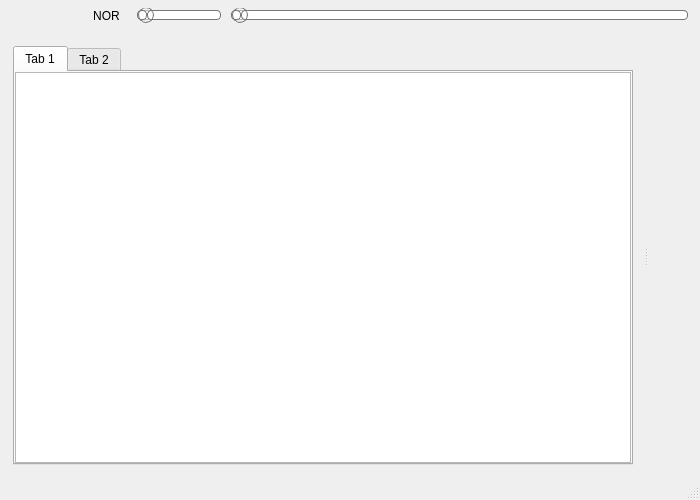
Qt form qt/qmous/MainWindow.ui (bsdelf/mous) before a commit.
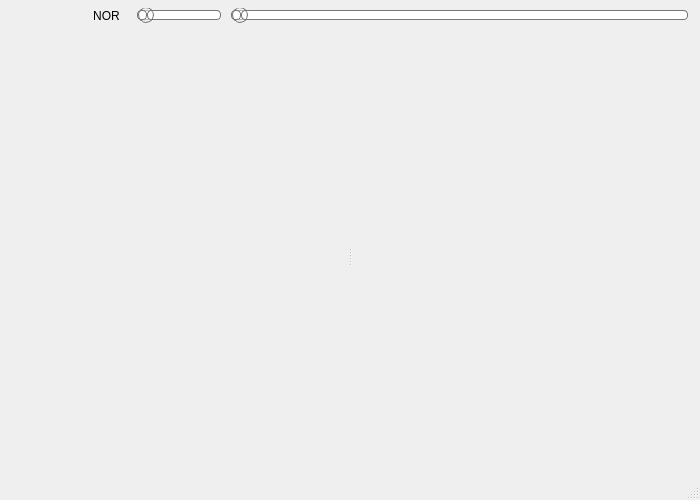
The same form after that commit. Icons and pictures are not drawn.

What changed in the file:
```diff
--- a/qt/qmous/MainWindow.ui
+++ b/qt/qmous/MainWindow.ui
@@ -322,59 +322,6 @@
         <property name="spacing">
          <number>-1</number>
         </property>
-        <item>
-         <widget class="QTabWidget" name="widgetInfo">
-          <property name="sizePolicy">
-           <sizepolicy hsizetype="Preferred" vsizetype="Expanding">
-            <horstretch>0</horstretch>
-            <verstretch>0</verstretch>
-           </sizepolicy>
-          </property>
-          <property name="tabShape">
-           <enum>QTabWidget::Rounded</enum>
-          </property>
-          <property name="elideMode">
-           <enum>Qt::ElideNone</enum>
-          </property>
-          <property name="documentMode">
-           <bool>false</bool>
-          </property>
-          <property name="movable">
-           <bool>true</bool>
-          </property>
-          <widget class="QWidget" name="tab">
-           <attribute name="title">
-            <string>Tab 1</string>
-           </attribute>
-           <layout class="QVBoxLayout" name="verticalLayout">
-            <property name="margin">
-             <number>0</number>
-            </property>
-            <item>
-             <widget class="QTreeView" name="treeView">
-              <property name="alternatingRowColors">
-               <bool>true</bool>
-              </property>
-              <attribute name="headerCascadingSectionResizes">
-               <bool>false</bool>
-              </attribute>
-              <attribute name="headerHighlightSections">
-               <bool>false</bool>
-              </attribute>
-              <attribute name="headerShowSortIndicator" stdset="0">
-               <bool>true</bool>
-              </attribute>
-             </widget>
-            </item>
-           </layout>
-          </widget>
-          <widget class="QWidget" name="tab_2">
-           <attribute name="title">
-            <string>Tab 2</string>
-           </attribute>
-          </widget>
-         </widget>
-        </item>
        </layout>
       </widget>
       <widget class="QWidget" name="verticalLayoutWidget">
```
